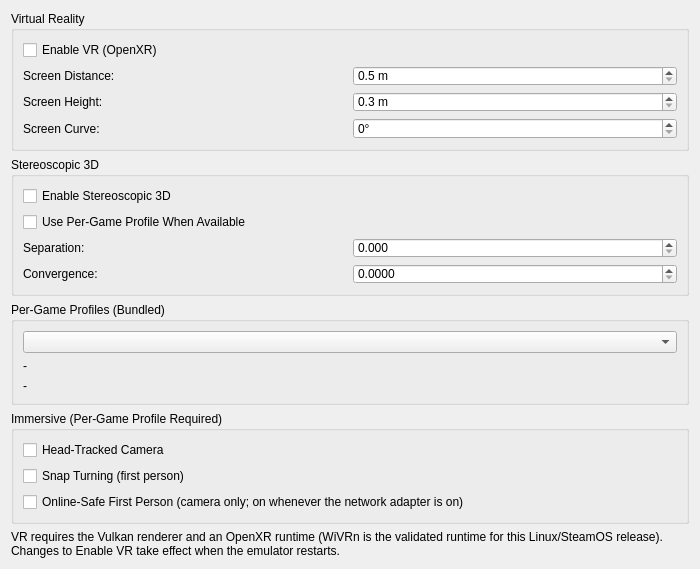
This is pcsx2-qt/Settings/VRSettingsWidget.ui in beadbeed/PenguinScreen2 as Qt 5 draws it before an edit. The edited form follows.
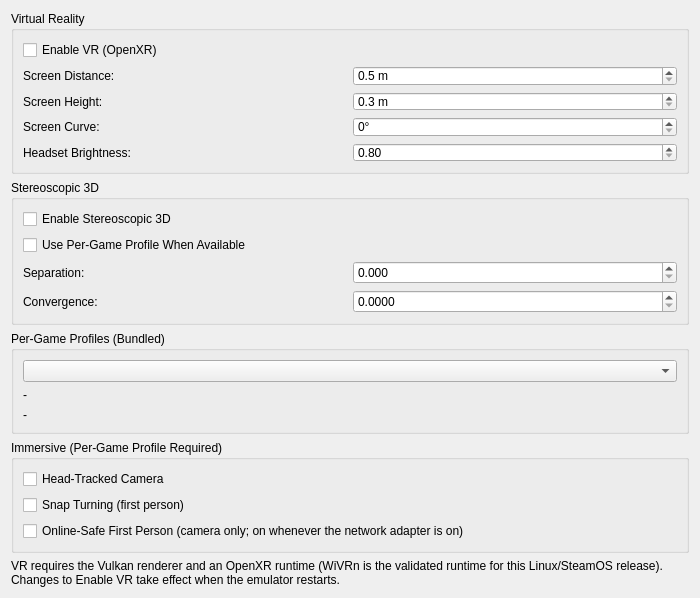
This is the edited form.

Commit message: VR: dark-room brightness (headset-only presentation lift)

Diff of the .ui file:
```diff
--- a/pcsx2-qt/Settings/VRSettingsWidget.ui
+++ b/pcsx2-qt/Settings/VRSettingsWidget.ui
@@ -114,6 +114,32 @@
         </property>
        </widget>
       </item>
+      <item row="4" column="0">
+       <widget class="QLabel" name="brightnessLabel">
+        <property name="text">
+         <string>Headset Brightness:</string>
+        </property>
+        <property name="buddy">
+         <cstring>brightness</cstring>
+        </property>
+       </widget>
+      </item>
+      <item row="4" column="1">
+       <widget class="QDoubleSpinBox" name="brightness">
+        <property name="decimals">
+         <number>2</number>
+        </property>
+        <property name="minimum">
+         <double>0.800000000000000</double>
+        </property>
+        <property name="maximum">
+         <double>1.800000000000000</double>
+        </property>
+        <property name="singleStep">
+         <double>0.050000000000000</double>
+        </property>
+       </widget>
+      </item>
      </layout>
     </widget>
    </item>
```
Left out of the diff: 1 changed line with no effect on the pictures. The commit also changes 14 other files.
